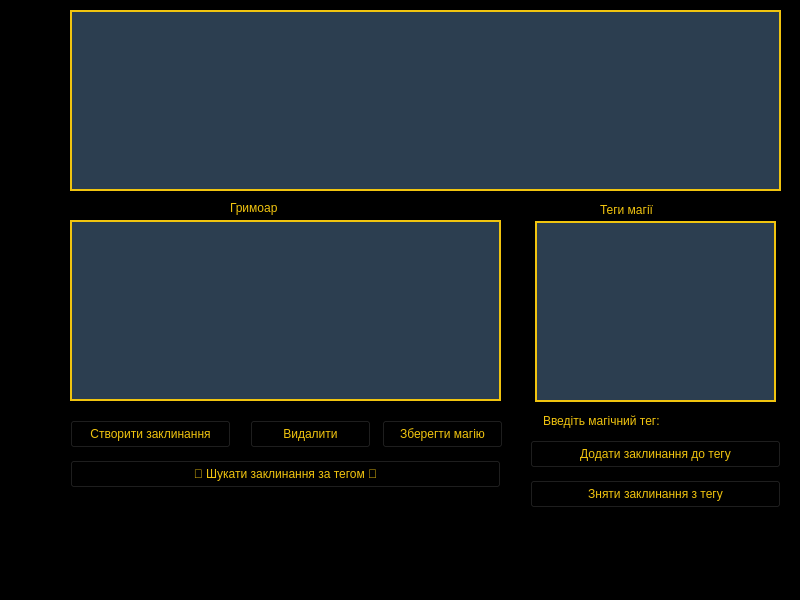
Qt form untitled.ui (zavgodnij43/h-) before a commit.
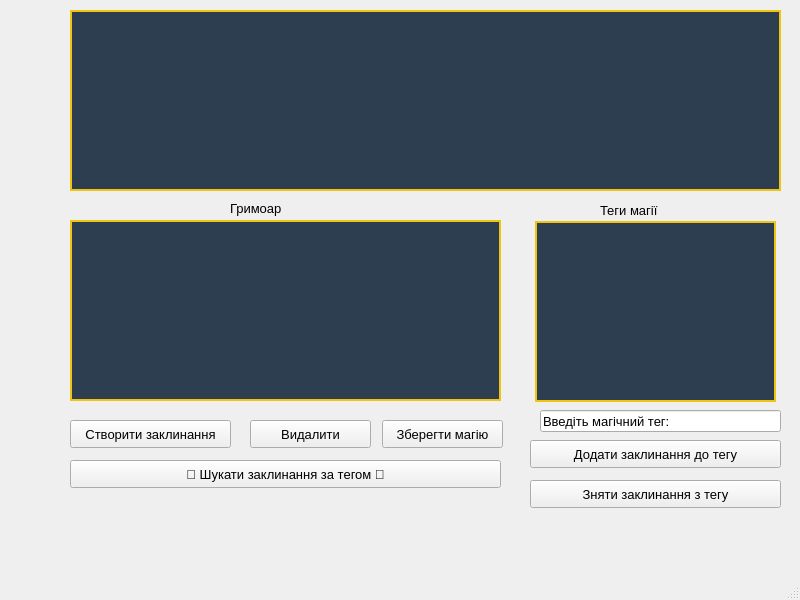
The same form after that commit. Icons and pictures are not drawn.

What changed in the file:
```diff
--- a/untitled.ui
+++ b/untitled.ui
@@ -16,9 +16,19 @@
    </font>
   </property>
   <property name="styleSheet">
-   <string notr="true">background:#000000; color:#f1c40f;</string>
+   <string notr="true">background-image: url(“image.jpg”);
+</string>
   </property>
   <widget class="QWidget" name="centralwidget">
+   <property name="styleSheet">
+    <string notr="true">MainWindow {
+    background-image: url(imageі.png);
+    background-position: center;
+    background-repeat: no-repeat;
+    background-size: cover;
+}
+</string>
+   </property>
    <widget class="QTextEdit" name="textEdit">
     <property name="geometry">
      <rect>
```
Left out of the diff: 2 changed lines with no effect on the pictures.
